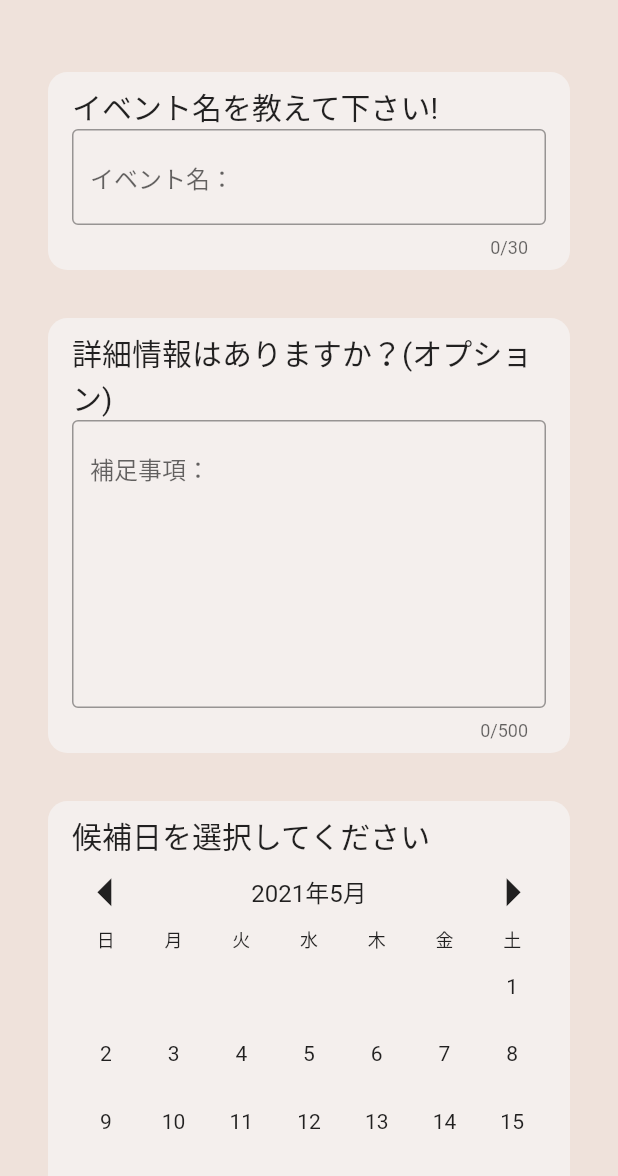
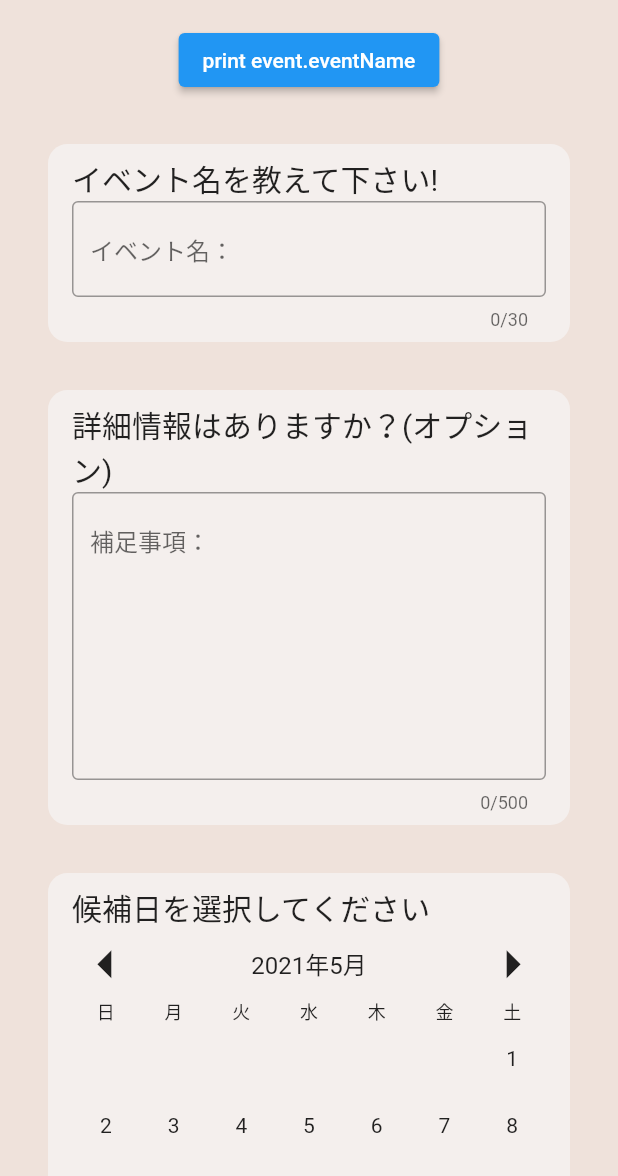
Before and after one commit to gyvm/hi-tsujisan-flutter, a Flutter app: the screen it shows after launch, on a phone screen of 412 x 824 dp, the part 60-1236 px from its top. Run offline on Flutter 3.47's test engine with Material 2 defaults, Android fonts, the phone set to English and light mode, and no system bars; our stand-ins replace url_strategy.

Commit message:
イベント作成リクエスト送信を実装

```diff
--- /dev/null
+++ b/lib/model/event_model.dart
@@ -0,0 +1,30 @@
+import 'package:flutter/material.dart';
+
+class EventModel extends ChangeNotifier {
+  List<dynamic> selectedDates = [];
+  // get selectedDates => _selectedDates;
+
+  // String _eventName = '';
+  // get eventName => _eventName;
+  String eventName = '';
+  String eventDescription = '';
+
+  // /// The current total price of all items (assuming all items cost $42).
+  // int get totalPrice => _items.length * 42;
+
+  // /// Adds [item] to cart. This and [removeAll] are the only ways to modify the
+  // /// cart from the outside.
+  // void add(Item item) {
+  //   _items.add(item);
+  //   // This call tells the widgets that are listening to this model to rebuild.
+  //   notifyListeners();
+  // }
+
+  // /// Removes all items from the cart.
+  // void removeAll() {
+  //   _items.clear();
+  //   // This call tells the widgets that are listening to this model to rebuild.
+  //   notifyListeners();
+  // }
+
+}
--- a/lib/screens/create_event_screen.dart
+++ b/lib/screens/create_event_screen.dart
@@ -4,10 +4,16 @@ import '../widgets/create_event_screen/event_form.dart';
 import '../widgets/create_event_screen/calendar.dart';
 import '../widgets/create_event_screen/submit_button.dart';
 
+import '../model/event_model.dart';
+import 'package:provider/provider.dart';
+
 import '../common/hexcolor.dart';
 
 class CreateEventScreen extends StatelessWidget {
   static const routeName = '/new';
+
+  // final event = EventModel();
+
   @override
   Widget build(BuildContext context) {
     return SafeArea(
@@ -30,8 +36,29 @@ class CreateEventScreen extends StatelessWidget {
                     maxWidth: 720,
                     maxHeight: double.infinity,
                   ),
+                  child: ChangeNotifierProvider(
+                    create: (context) => EventModel(),
+                    // update: (context, event) {
+                    //   return event.eventName;s
+                    // },
                     child: Column(
                       children: [
+                        // EventForm(event: event),
+                        Consumer<EventModel>(builder: (context, event, child) {
+                          return ElevatedButton(
+                            child: Text('print event.eventName'),
+                            style: ElevatedButton.styleFrom(),
+                            onPressed: () {
+                              // print('イベント名は' +
+                              //     Provider.of<EventModel>(context,
+                              //             listen: false)
+                              //         .eventName);
+
+                              // var event = context.read<EventModel>();
+                              print('イベント名は' + event.eventName);
+                            },
+                          );
+                        }),
                         EventForm(),
                         CalendarPage(),
                         SubmitButton(),
@@ -43,6 +70,7 @@ class CreateEventScreen extends StatelessWidget {
                     ),
                   ),
                 ),
+              ),
             );
           },
         ),
--- a/lib/screens/guest_screen.dart
+++ b/lib/screens/guest_screen.dart
@@ -7,7 +7,7 @@ import '../widgets/guest_screen/submit_button.dart';
 import '../common/hexcolor.dart';
 
 class GuestScreen extends StatelessWidget {
-  static const routeName = '/event';
+  static const routeName = '/guest';
 
   GuestScreen({Key? key, required this.url}) : super(key: key);
 
--- a/lib/widgets/create_event_screen/calendar.dart
+++ b/lib/widgets/create_event_screen/calendar.dart
@@ -2,6 +2,9 @@ import 'package:flutter/material.dart';
 import 'package:hi_tsujisan_frontend/common/hexcolor.dart';
 import 'package:intl/intl.dart';
 import '../../common/h2text.dart';
+
+import 'package:provider/provider.dart';
+import '../../model/event_model.dart';
 
 class CalendarPage extends StatefulWidget {
   @override
@@ -231,6 +234,8 @@ class _CalendarState extends State<Calendar> {
       onTap: () {
         print('${DateFormat('yyyy年M月d日').format(cacheDate)}が選択されました');
         selectedDate = cacheDate;
+        var event = context.read<EventModel>();
+        event.selectedDates.add(cacheDate);
         setState(() {
           selectedDates.add(cacheDate);
         });
--- a/lib/widgets/create_event_screen/event_form.dart
+++ b/lib/widgets/create_event_screen/event_form.dart
@@ -2,10 +2,19 @@
 
 import 'package:flutter/material.dart';
 
+import '../../model/event_model.dart';
+
 import '../../common/hexcolor.dart';
 import '../../common/h2text.dart';
 
+import 'package:provider/provider.dart';
+
 class EventForm extends StatelessWidget {
+  // final event = EventModel();
+  // EventForm({Key? key, required this.event}) : super(key: key);
+
+  // var event = EventModel();
+
   @override
   Widget build(BuildContext context) {
     return Container(
@@ -13,19 +22,19 @@ class EventForm extends StatelessWidget {
         children: [
           Padding(
             padding: const EdgeInsets.all(32),
-            child: _eventNameContainer(),
+            child: _eventNameContainer(context),
           ),
           Padding(
             padding:
                 const EdgeInsets.only(left: 32, bottom: 0, top: 0, right: 32),
-            child: _eventDetailContainer(),
+            child: _eventDescriptionContainer(context),
           ),
         ],
       ),
     );
   }
 
-  Widget _eventNameContainer() {
+  Widget _eventNameContainer(BuildContext context) {
     return Container(
       padding: EdgeInsets.only(left: 16, bottom: 8, top: 8, right: 16),
       width: double.infinity,
@@ -44,6 +53,8 @@ class EventForm extends StatelessWidget {
             ),
             onChanged: (text) {
               if (text.length > 0) {
+                var event = context.read<EventModel>();
+                event.eventName = text;
               } else {}
             },
           ),
@@ -52,7 +63,7 @@ class EventForm extends StatelessWidget {
     );
   }
 
-  Widget _eventDetailContainer() {
+  Widget _eventDescriptionContainer(BuildContext context) {
     return Container(
       padding: EdgeInsets.only(left: 16, bottom: 8, top: 8, right: 16),
       // constraints: BoxConstraints.tightFor(height: 150),
@@ -73,6 +84,8 @@ class EventForm extends StatelessWidget {
             ),
             onChanged: (text) {
               if (text.length > 0) {
+                var event = context.read<EventModel>();
+                event.eventDescription = text;
               } else {}
             },
           ),
--- a/lib/widgets/create_event_screen/submit_button.dart
+++ b/lib/widgets/create_event_screen/submit_button.dart
@@ -1,21 +1,47 @@
 import 'package:flutter/material.dart';
 
+import 'package:provider/provider.dart';
 import 'package:http/http.dart' as http;
 import 'dart:async';
 import 'dart:convert';
+import "package:intl/intl.dart";
 
-Future<Event> createEvent() async {
-  String eventName = 'aaaa';
-  String description = 'aaaa';
-  Map<String, List<dynamic>> possibleDates = {
-    'possible_dates': [
-      "2021-04-25",
-      "2021-04-27",
-      "2021-04-29",
-      "2021-05-02",
-      "2021-05-08"
-    ]
-  };
+import '../../model/event_model.dart';
+
+Future<Event> createEvent(
+    {required String name,
+    required String description,
+    required List<dynamic> selectedDates}) async {
+  for (int i = 0; i < selectedDates.length; i++) {
+    print(selectedDates[i]);
+    selectedDates[i] = DateFormat('yyyy-MM-dd').format(selectedDates[i]);
+  }
+
+  Map<String, List<dynamic>> possibleDates = {'possible_dates': selectedDates};
+
+  // String description = 'aaaa';
+  // Map<String, List<dynamic>> possibleDates = {
+  //   'possible_dates': [
+  //     "2021-04-25",
+  //     "2021-04-27",
+  //     "2021-04-29",
+  //     "2021-05-02",
+  //     "2021-05-08"
+  //   ]
+  // };
+
+  print(name);
+  print(description);
+  print(possibleDates);
+  print('start encord');
+  print(
+    jsonEncode(<String, dynamic>{
+      "name": name,
+      "description": description,
+      "possible_dates": possibleDates,
+    }),
+  );
+  print('end encord');
 
   final response = await http.post(
     Uri.http('localhost:3000', '/api/v1/events'),
@@ -23,7 +49,7 @@ Future<Event> createEvent() async {
       'Content-Type': 'application/json; charset=UTF-8',
     },
     body: jsonEncode(<String, dynamic>{
-      "name": eventName,
+      "name": name,
       "description": description,
       "possible_dates": possibleDates,
     }),
@@ -61,40 +87,24 @@ class _SubmitButtonState extends State<SubmitButton> {
 
   @override
   Widget build(BuildContext context) {
+    return Consumer<EventModel>(builder: (context, event, child) {
       return Container(
-        // child: (_futureEvent == null)
-        //     ? Container(
-        //         child: ElevatedButton(
-        //           child: Text('イベント調整を開始する'),
-        //           style: ElevatedButton.styleFrom(),
-        //           onPressed: () {
-        //             _futureEvent = createEvent();
-        //           },
-        //         ),
-        //       )
-        //     : FutureBuilder<Event>(
-        //         future: _futureEvent,
-        //         builder: (context, snapshot) {
-        //           if (snapshot.hasData) {
-        //             return Text('SUCCESS');
-        //           } else if (snapshot.hasError) {
-        //             return Text("${snapshot.error}");
-        //           }
-        //           return CircularProgressIndicator();
-        //         },
-        //       ),
-        child: Column(
-      children: [
-        Container(
+        child: (_futureEvent == null)
+            ? Container(
                 child: ElevatedButton(
                   child: Text('イベント調整を開始する'),
                   style: ElevatedButton.styleFrom(),
                   onPressed: () {
-              _futureEvent = createEvent();
+                    setState(() {
+                      _futureEvent = createEvent(
+                          name: event.eventName,
+                          description: event.eventDescription,
+                          selectedDates: event.selectedDates);
+                    });
                   },
                 ),
-        ),
-        FutureBuilder<Event>(
+              )
+            : FutureBuilder<Event>(
                 future: _futureEvent,
                 builder: (context, snapshot) {
                   if (snapshot.hasData) {
@@ -105,7 +115,7 @@ class _SubmitButtonState extends State<SubmitButton> {
                   return CircularProgressIndicator();
                 },
               ),
-      ],
-    ));
+      );
+    });
   }
 }
--- a/pubspec.yaml
+++ b/pubspec.yaml
@@ -31,6 +31,7 @@ dependencies:
   intl: ^0.17.0
   http: ^0.13.0
   url_strategy: ^0.2.0
+  provider: ^5.0.0
 
 dev_dependencies:
   flutter_test:
```
Also changed, not shown: pubspec.lock. Lines whose indentation alone changed are shown as unchanged.
